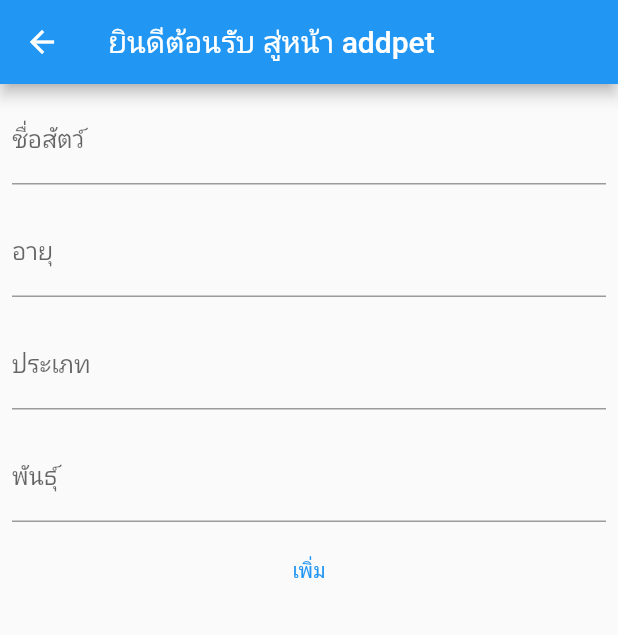
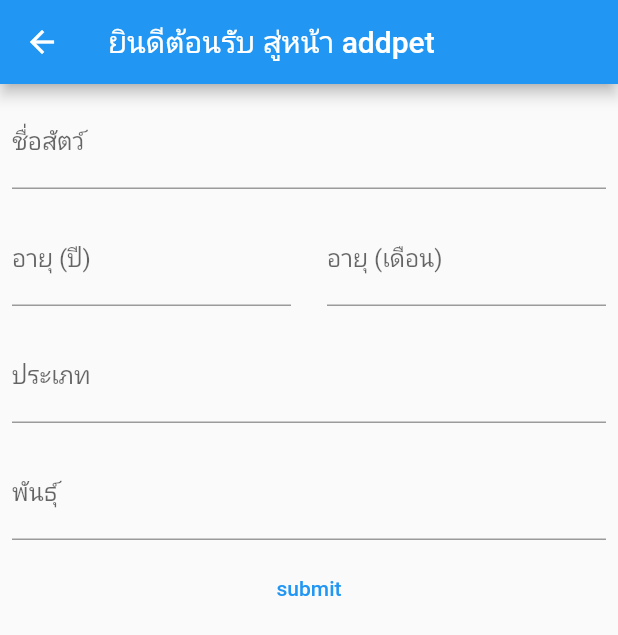
Before and after one commit to Yunocat02/LittleBuddy, a Flutter app: the AddPet screen opened directly, on a phone screen of 412 x 824 dp. Shown: the top 635 px of the screen. Run offline on Flutter 3.47's test engine with Material 2 defaults, Android fonts, the phone set to English and light mode, and no system bars; our stand-ins replace cloud_firestore, firebase_auth, firebase_core, flutter_svg, gap, get and 4 more; accounts and stored records are empty.

Commit message:
add cam and fix a littlebit

```diff
--- a/lib/main.dart
+++ b/lib/main.dart
@@ -1,3 +1,4 @@
+import 'package:LittleBuddy/views/cam_view.dart';
 import 'package:flutter/material.dart';
 import 'package:get/get.dart';
 
--- a/lib/views/addpet_view.dart
+++ b/lib/views/addpet_view.dart
@@ -11,39 +11,96 @@ class AddPet extends StatefulWidget {
 }
 
 class _AddPetState extends State<AddPet> {
+  final _formKey = GlobalKey<FormState>();
+
   @override
   Widget build(BuildContext context) {
     return Scaffold(
       appBar: AppBar(title: const Text("ยินดีต้อนรับ สู่หน้า addpet")),
       body: Form(
+        key: _formKey,
         child: Column(
           children: [
             Padding(
               padding: const EdgeInsets.all(8.0),
               child: TextFormField(
-                decoration: InputDecoration(labelText: "ชื่อสัตว์"),
+                decoration: InputDecoration(
+                    labelText: "ชื่อสัตว์", hintText: "ตัวอย่าง : แจ้"),
+                validator: (value) {
+                  if (value == null || value.isEmpty) {
+                    return 'โปรดใส่ชื่อสัตว์';
+                  }
+                  return null;
+                },
+              ),
+            ),
+            Row(
+              children: [
+                Expanded(
+                  child: Padding(
+                    padding: const EdgeInsets.all(8.0),
+                    child: TextFormField(
+                      decoration: InputDecoration(
+                          labelText: "อายุ (ปี)", hintText: "ตัวอย่าง : 2"),
+                      keyboardType: TextInputType.number,
+                      inputFormatters: <TextInputFormatter>[
+                        FilteringTextInputFormatter.digitsOnly
+                      ],
+                      validator: (value) {
+                        if (value == null || value.isEmpty) {
+                          return 'โปรดใส่อายุ (ปี)';
+                        }
+                        return null;
+                      },
+                    ),
+                  ),
+                ),
+                const SizedBox(width: 8),
+                Expanded(
+                  child: Padding(
+                    padding: const EdgeInsets.all(8.0),
+                    child: TextFormField(
+                      decoration: InputDecoration(
+                          labelText: "อายุ (เดือน)", hintText: "ตัวอย่าง : 3"),
+                      keyboardType: TextInputType.number,
+                      inputFormatters: <TextInputFormatter>[
+                        FilteringTextInputFormatter.digitsOnly
+                      ],
+                      validator: (value) {
+                        if (value == null || value.isEmpty) {
+                          return 'โปรดอายุ (เดือน)';
+                        }
+                        return null;
+                      },
+                    ),
+                  ),
+                ),
+              ],
+            ),
+            Padding(
+              padding: const EdgeInsets.all(8.0),
+              child: TextFormField(
+                decoration: InputDecoration(
+                    labelText: "ประเภท", hintText: "ตัวอย่าง : สุนัข"),
+                validator: (value) {
+                  if (value == null || value.isEmpty) {
+                    return 'โปรดใส่ประเภท';
+                  }
+                  return null;
+                },
               ),
             ),
             Padding(
               padding: const EdgeInsets.all(8.0),
               child: TextFormField(
-                decoration: InputDecoration(labelText: "อายุ"),
-                keyboardType: TextInputType.number,
-                inputFormatters: <TextInputFormatter>[
-                  FilteringTextInputFormatter.digitsOnly
-                ],
-              ),
-            ),
-            Padding(
-              padding: const EdgeInsets.all(8.0),
-              child: TextFormField(
-                decoration: InputDecoration(labelText: "ประเภท"),
-              ),
-            ),
-            Padding(
-              padding: const EdgeInsets.all(8.0),
-              child: TextFormField(
-                decoration: InputDecoration(labelText: "พันธุ์"),
+                decoration: InputDecoration(
+                    labelText: "พันธุ์", hintText: "ตัวอย่าง : Corki"),
+                validator: (value) {
+                  if (value == null || value.isEmpty) {
+                    return 'โปรดใส่พันธุ์';
+                  }
+                  return null;
+                },
               ),
             ),
             Stack(
@@ -59,9 +116,11 @@ class _AddPetState extends State<AddPet> {
                         MaterialStateProperty.all<Color>(Colors.blue),
                   ),
                   onPressed: () {
-                    // Add your onPressed logic here
+                    if (_formKey.currentState!.validate()) {
+                      // Add your onPressed logic here
+                    }
                   },
-                  child: const Text('เพิ่ม'),
+                  child: const Text('submit'),
                 ),
               ],
             ),
--- a/pubspec.yaml
+++ b/pubspec.yaml
@@ -11,6 +11,7 @@ environment:
 dependencies:
   flutter:
     sdk: flutter
+  webview_flutter: ^2.0.13
 
   cupertino_icons: ^1.0.2
   get: ^4.6.5
```
Also changed, not shown: lib/views/cam_view.dart (added, +21 -0 lines), lib/views/clinic_view.dart (+14 -7 lines), pubspec.lock, 1 other file.
